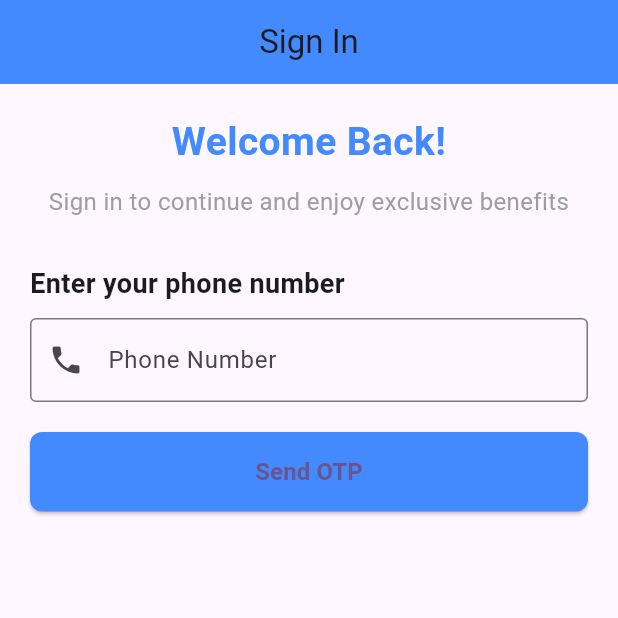
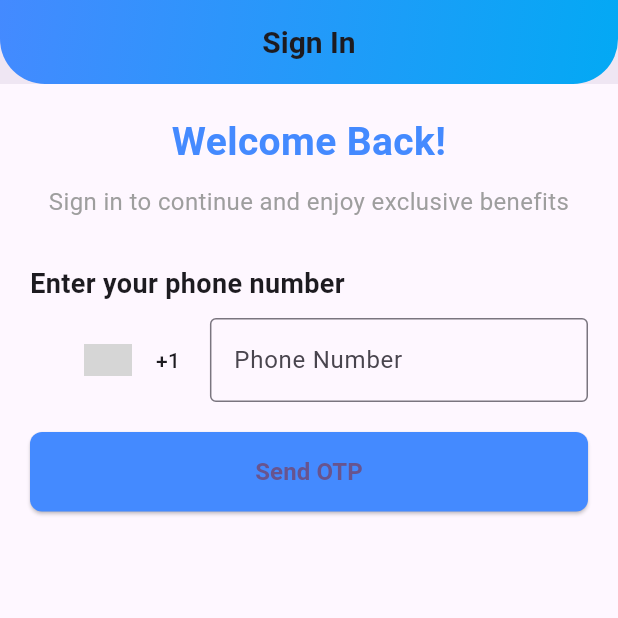
Before and after one commit to basitmurad/gridifier, a Flutter app: the screen it shows after launch, on a phone screen of 412 x 824 dp, the top half of it. Run offline on Flutter 3.47's test engine with Material 3 defaults, Android fonts, the phone set to English and light mode, and no system bars; drawn by our look-alikes of country_code_picker; grey boxes are pictures that could not be loaded.

Commit message:
added otp screen and modify opt screen

```diff
--- a/lib/SignInScreen.dart
+++ b/lib/SignInScreen.dart
@@ -1,4 +1,5 @@
 import 'package:flutter/material.dart';
+import 'package:country_code_picker/country_code_picker.dart';
 
 class SignInScreen extends StatelessWidget {
   const SignInScreen({Key? key}) : super(key: key);
@@ -6,10 +7,11 @@ class SignInScreen extends StatelessWidget {
   @override
   Widget build(BuildContext context) {
     final phoneController = TextEditingController();
+    String countryCode = "+1"; // Default country code
 
     void sendOtp() {
       ScaffoldMessenger.of(context).showSnackBar(
-        SnackBar(content: Text("OTP sent to ${phoneController.text}")),
+        SnackBar(content: Text("OTP sent to $countryCode ${phoneController.text}")),
       );
       // Navigate to the OTP verification screen
       Navigator.push(
@@ -20,9 +22,25 @@ class SignInScreen extends StatelessWidget {
 
     return Scaffold(
       appBar: AppBar(
-        title: Text("Sign In"),
+        title: Text(
+          "Sign In",
+          style: TextStyle(fontWeight: FontWeight.bold, fontSize: 20),
+        ),
         centerTitle: true,
-        backgroundColor: Colors.blueAccent,
+        elevation: 5, // Adds a shadow for a floating effect
+        flexibleSpace: Container(
+          decoration: BoxDecoration(
+            borderRadius: BorderRadius.vertical(
+              bottom: Radius.circular(30), // Rounded bottom edges
+            ),
+            gradient: LinearGradient(
+              colors: [Colors.blueAccent, Colors.lightBlue],
+              begin: Alignment.topLeft,
+              end: Alignment.bottomRight,
+            ),
+          ),
+        ),
+        backgroundColor: Colors.transparent, // To ensure the gradient is visible
       ),
       body: Padding(
         padding: const EdgeInsets.all(20.0),
@@ -50,15 +68,30 @@ class SignInScreen extends StatelessWidget {
               style: TextStyle(fontSize: 18, fontWeight: FontWeight.bold),
             ),
             const SizedBox(height: 10),
-            TextField(
+            Row(
+              children: [
+                CountryCodePicker(
+                  onChanged: (code) {
+                    countryCode = code.dialCode ?? "+1";
+                  },
+                  initialSelection: 'US',
+                  favorite: ['+1', 'US'],
+                  showCountryOnly: false,
+                  showOnlyCountryWhenClosed: false,
+                  alignLeft: false,
+                ),
+                Expanded(
+                  child: TextField(
                     controller: phoneController,
                     keyboardType: TextInputType.phone,
                     decoration: InputDecoration(
                       labelText: "Phone Number",
-                hintText: "+1234567890",
+                      hintText: "1234567890",
                       border: OutlineInputBorder(),
-                prefixIcon: Icon(Icons.phone),
                     ),
+                  ),
+                ),
+              ],
             ),
             const SizedBox(height: 20),
             ElevatedButton(
--- a/pubspec.yaml
+++ b/pubspec.yaml
@@ -41,6 +41,7 @@ dependencies:
   flutter_country_code_picker: ^0.1.2
 
   flutter_timer_countdown: ^1.0.7
+  country_code_picker: ^3.1.0
 
 dev_dependencies:
   flutter_test:
```
Also changed, not shown: pubspec.lock. Lines whose indentation alone changed are shown as unchanged.
